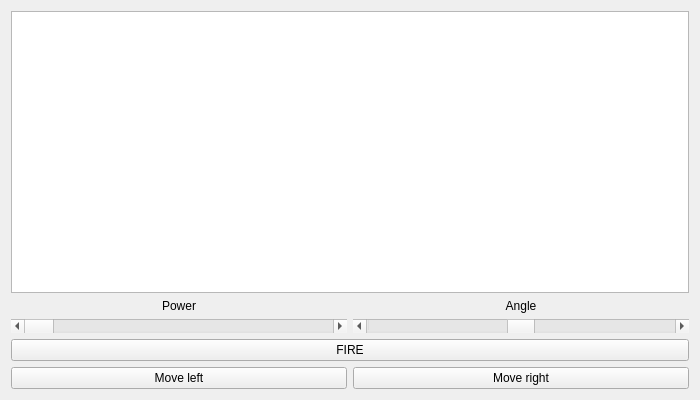
The window that 3rd_semester/hw03_tanks/01_Tanks/tanksWindow.ui (Axroy/SPbSU_study) describes before a commit, drawn with Qt 5.
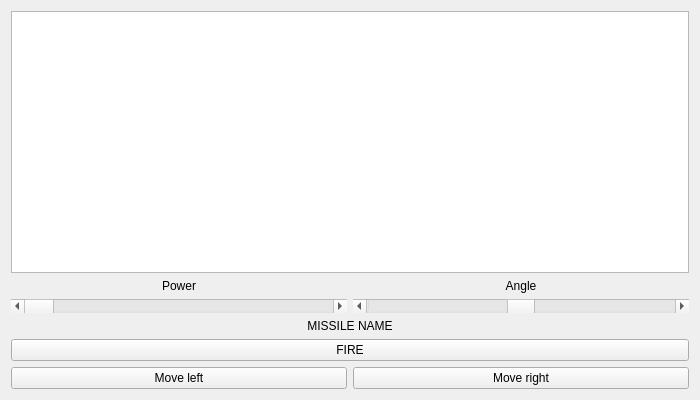
The same window after the commit.

Commit message: Added view of current missile.

What changed in the file:
```diff
--- a/3rd_semester/hw03_tanks/01_Tanks/tanksWindow.ui
+++ b/3rd_semester/hw03_tanks/01_Tanks/tanksWindow.ui
@@ -96,6 +96,16 @@
         </item>
        </layout>
       </item>
+      <item>
+       <widget class="QLabel" name="currentMissileNameLabel">
+        <property name="text">
+         <string>MISSILE NAME</string>
+        </property>
+        <property name="alignment">
+         <set>Qt::AlignCenter</set>
+        </property>
+       </widget>
+      </item>
       <item>
        <widget class="QPushButton" name="fireButton">
         <property name="focusPolicy">
```
The commit also changes 5 other files.
